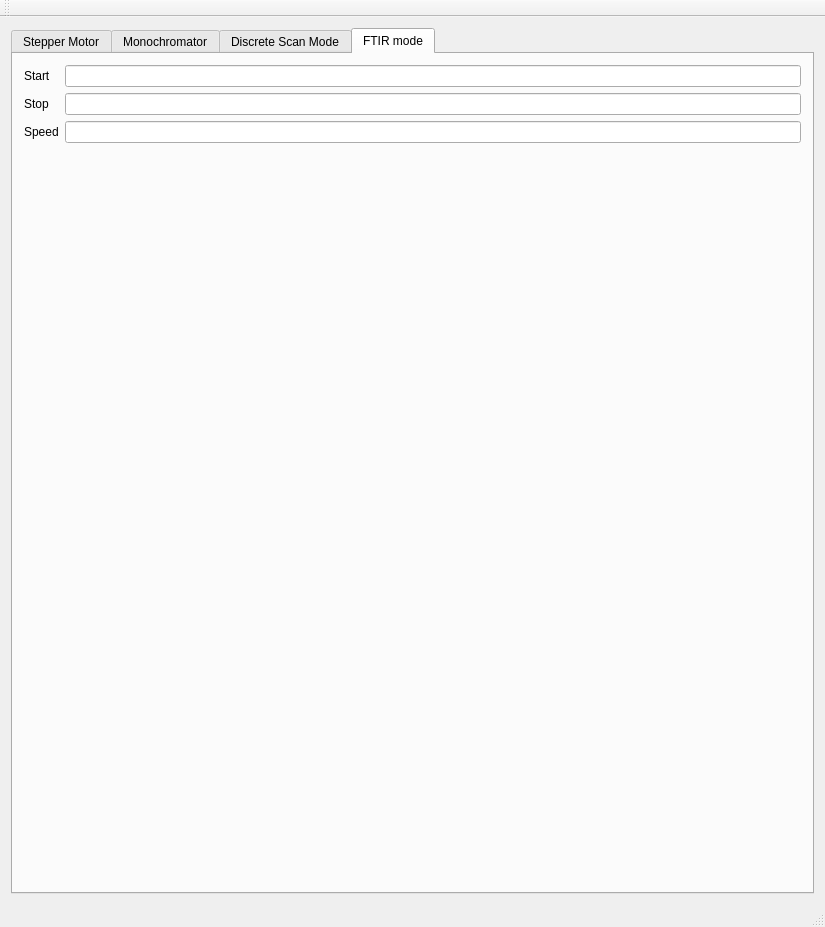
Before: the Qt Designer form mainwindow.ui in anates/DispersionSetup, drawn with Qt 5.
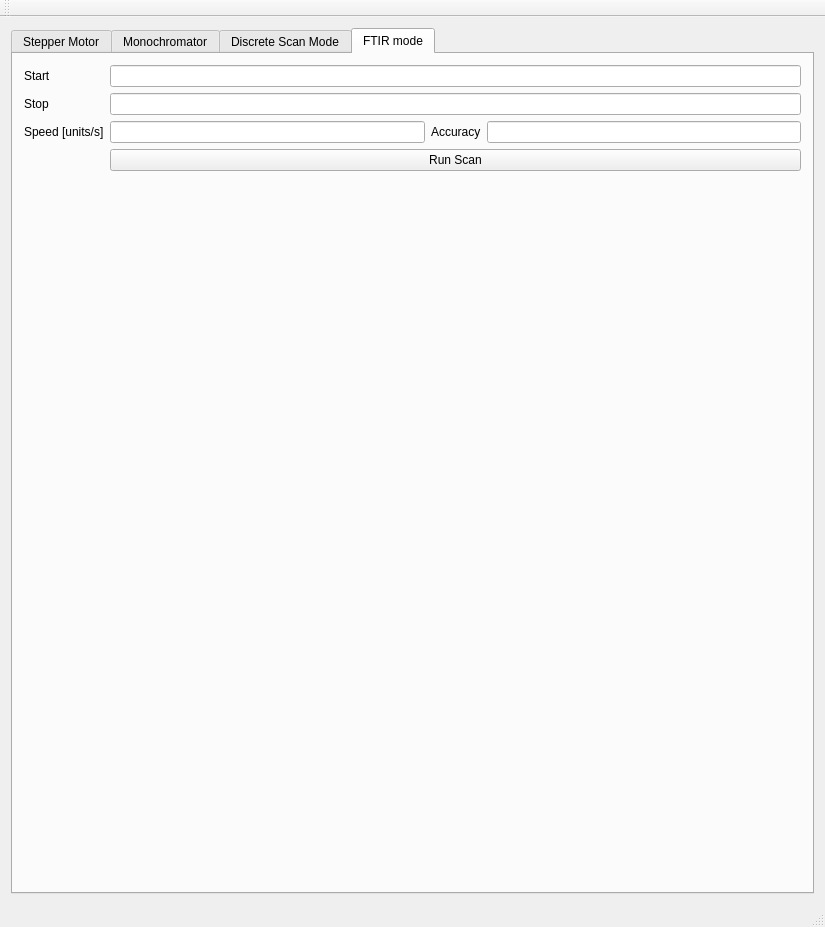
After: the same form once the commit is applied. The open tabs and pages were chosen to show the change. Custom widgets are drawn as their Qt base class.

What changed in the file:
```diff
--- a/mainwindow.ui
+++ b/mainwindow.ui
@@ -410,12 +410,33 @@
         <item row="2" column="0">
          <widget class="QLabel" name="label_18">
           <property name="text">
-           <string>Speed</string>
+           <string>Speed [units/s]</string>
+          </property>
+         </widget>
+        </item>
+        <item row="3" column="1">
+         <widget class="QPushButton" name="FTIRScan">
+          <property name="text">
+           <string>Run Scan</string>
           </property>
          </widget>
         </item>
         <item row="2" column="1">
-         <widget class="QLineEdit" name="FTIR_speed"/>
+         <layout class="QHBoxLayout" name="horizontalLayout_7">
+          <item>
+           <widget class="QLineEdit" name="FTIR_speed"/>
+          </item>
+          <item>
+           <widget class="QLabel" name="label_19">
+            <property name="text">
+             <string>Accuracy</string>
+            </property>
+           </widget>
+          </item>
+          <item>
+           <widget class="QLineEdit" name="FTIR_accuracy"/>
+          </item>
+         </layout>
         </item>
        </layout>
       </widget>
```
Left out of the diff: 2 changed lines with no effect on the pictures.
